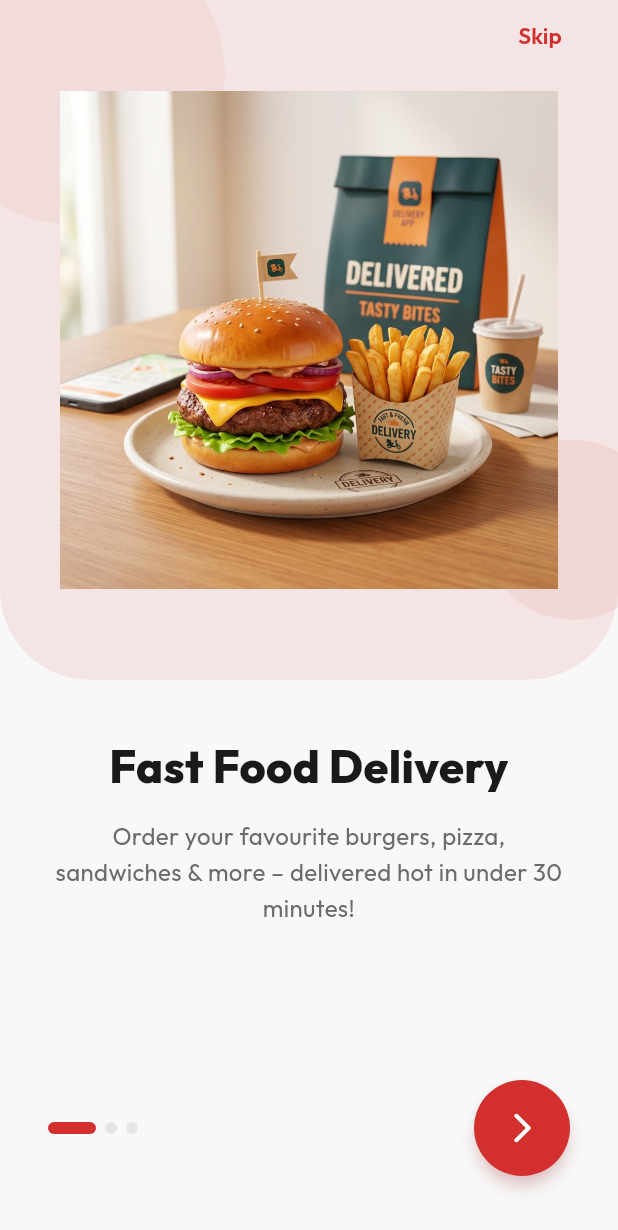
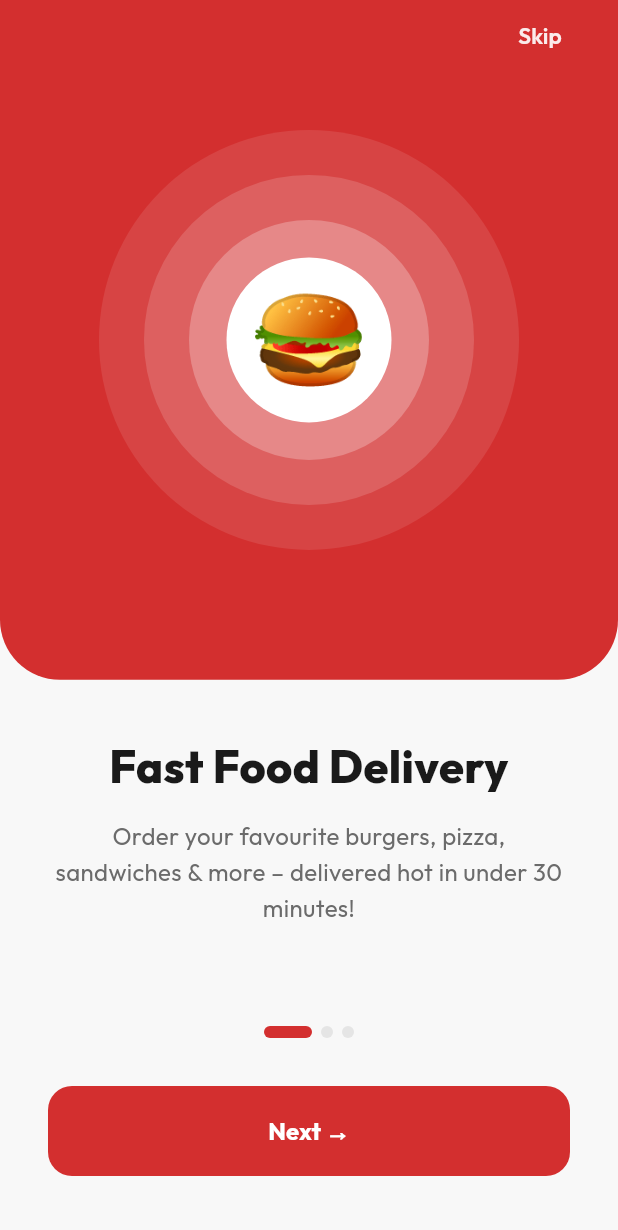
Before and after one commit to amritesh-0/Narsingh-Kitchen-app, a Flutter app: the screen it shows after launch, on a phone screen of 412 x 824 dp. Shown: the top 1230 px of the screen. Run offline on Flutter 3.47's test engine with Material 3 defaults, Android fonts, the phone set to English and light mode, and no system bars; drawn by our look-alikes of smooth_page_indicator; our stand-ins replace cloud_firestore, firebase_auth, firebase_core, google_fonts, shared_preferences; accounts and stored records are empty.

Commit message:
feat: add new user address and payment management features, update onboarding page to use emojis

```diff
--- a/lib/core/constants/app_routes.dart
+++ b/lib/core/constants/app_routes.dart
@@ -27,6 +27,9 @@ abstract final class AppRoutes {
   static const String myOrders = '/my-orders';
   static const String userProfile = '/user-profile';
   static const String savedItems = '/saved-items';
+  static const String savedAddresses = '/saved-addresses';
+  static const String paymentMethods = '/payment-methods';
+  static const String mySubscriptions = '/my-subscriptions';
 
   // ── Admin Routes ──────────────────────────────────────────────────────────
   static const String adminBottomNav = '/admin-bottom-nav';
--- a/lib/core/services/auth_service.dart
+++ b/lib/core/services/auth_service.dart
@@ -1,6 +1,7 @@
 import 'package:firebase_auth/firebase_auth.dart';
 import 'package:cloud_firestore/cloud_firestore.dart';
 import 'package:shared_preferences/shared_preferences.dart';
+import '../../models/address_model.dart';
 
 class AuthService {
   AuthService._();
@@ -89,6 +90,46 @@ class AuthService {
     return doc.data();
   }
 
+  Stream<Map<String, dynamic>?> getUserDetailsStream(String uid) {
+    return _firestore.collection('users').doc(uid).snapshots().map((doc) => doc.data());
+  }
+
+  Future<void> updateUserDetails(String uid, Map<String, dynamic> data) async {
+    await _firestore.collection('users').doc(uid).update(data);
+  }
+
+  // ── Address Management ──────────────────────────────────────────────────
+  Stream<List<AddressModel>> getAddressesStream(String uid) {
+    return _firestore
+        .collection('users')
+        .doc(uid)
+        .collection('addresses')
+        .snapshots()
+        .map((snap) => snap.docs
+            .map((doc) => AddressModel.fromFirestore(doc.data(), doc.id))
+            .toList());
+  }
+
+  Future<void> addAddress(String uid, AddressModel address) async {
+    await _firestore.collection('users').doc(uid).collection('addresses').add(address.toFirestore());
+  }
+
+  Future<void> deleteAddress(String uid, String addressId) async {
+    await _firestore.collection('users').doc(uid).collection('addresses').doc(addressId).delete();
+  }
+
+  Future<void> setDefaultAddress(String uid, String addressId) async {
+    final batch = _firestore.batch();
+    final col = _firestore.collection('users').doc(uid).collection('addresses');
+    final all = await col.get();
+
+    for (var doc in all.docs) {
+      batch.update(doc.reference, {'isDefault': doc.id == addressId});
+    }
+
+    await batch.commit();
+  }
+
   Future<void> resetPassword(String email) async {
     await _auth.sendPasswordResetEmail(email: email);
   }
--- a/lib/features/onboarding/onboarding_page.dart
+++ b/lib/features/onboarding/onboarding_page.dart
@@ -8,7 +8,7 @@ class OnboardingPage extends StatelessWidget {
   const OnboardingPage({
     super.key,
     required this.color,
-    required this.image,
+    required this.emoji,
     required this.title,
     required this.description,
     required this.buttonText,
@@ -19,7 +19,7 @@ class OnboardingPage extends StatelessWidget {
   });
 
   final Color color;
-  final String image;
+  final String emoji;
   final String title;
   final String description;
   final String buttonText;
@@ -42,28 +42,51 @@ class OnboardingPage extends StatelessWidget {
                 Container(
                   height: height,
                   decoration: BoxDecoration(
-                    color: color.withValues(alpha: 0.1),
+                    color: color,
                     borderRadius: const BorderRadius.vertical(
-                      bottom: Radius.circular(60),
+                      bottom: Radius.circular(40),
                     ),
                   ),
                   child: Stack(
                     children: [
-                      // Decorative elements
-                      Positioned(
-                        top: -50,
-                        left: -50,
-                        child: CircleAvatar(
-                          radius: 100,
-                          backgroundColor: color.withValues(alpha: 0.05),
+                      // Concentric rings around the emoji
+                      Center(
+                        child: Stack(
+                          alignment: Alignment.center,
+                          children: [
+                            Container(
+                              width: 280,
+                              height: 280,
+                              decoration: BoxDecoration(
+                                shape: BoxShape.circle,
+                                color: Colors.white.withValues(alpha: 0.1),
                               ),
                             ),
-                      Positioned(
-                        bottom: 40,
-                        right: -30,
-                        child: CircleAvatar(
-                          radius: 60,
-                          backgroundColor: color.withValues(alpha: 0.08),
+                            Container(
+                              width: 220,
+                              height: 220,
+                              decoration: BoxDecoration(
+                                shape: BoxShape.circle,
+                                color: Colors.white.withValues(alpha: 0.15),
+                              ),
+                            ),
+                            Container(
+                              width: 160,
+                              height: 160,
+                              decoration: BoxDecoration(
+                                shape: BoxShape.circle,
+                                color: Colors.white.withValues(alpha: 0.25),
+                              ),
+                            ),
+                            Container(
+                              width: 110,
+                              height: 110,
+                              decoration: const BoxDecoration(
+                                shape: BoxShape.circle,
+                                color: Colors.white,
+                              ),
+                            ),
+                          ],
                         ),
                       ),
 
@@ -80,7 +103,7 @@ class OnboardingPage extends StatelessWidget {
                                   style: GoogleFonts.outfit(
                                     fontWeight: FontWeight.w600,
                                     fontSize: 15,
-                                    color: color,
+                                    color: Colors.white.withValues(alpha: 0.9),
                                   ),
                                 ),
                               ),
@@ -90,14 +113,11 @@ class OnboardingPage extends StatelessWidget {
                       ),
 
                       Center(
-                        child: Padding(
-                          padding: const EdgeInsets.all(40),
                         child: Hero(
                           tag: 'onboarding_$currentIndex',
-                            child: Image.asset(
-                              image,
-                              fit: BoxFit.contain,
-                            ),
+                          child: Text(
+                            emoji,
+                            style: const TextStyle(fontSize: 64),
                           ),
                         ),
                       ),
@@ -133,7 +153,7 @@ class OnboardingPage extends StatelessWidget {
                         ),
                         const Spacer(),
                         Row(
-                          mainAxisAlignment: MainAxisAlignment.spaceBetween,
+                          mainAxisAlignment: MainAxisAlignment.center,
                           children: [
                             AnimatedSmoothIndicator(
                               activeIndex: currentIndex,
@@ -147,23 +167,30 @@ class OnboardingPage extends StatelessWidget {
                                 spacing: 6,
                               ),
                             ),
+                          ],
+                        ),
+                        const SizedBox(height: 32),
                         SizedBox(
-                              height: 64,
-                              width: 64,
+                          width: double.infinity,
+                          height: 60,
                           child: ElevatedButton(
                             style: ElevatedButton.styleFrom(
                               backgroundColor: color,
                               foregroundColor: AppColors.whiteSurface,
-                                  padding: EdgeInsets.zero,
-                                  elevation: 4,
-                                  shadowColor: color.withValues(alpha: 0.4),
-                                  shape: const CircleBorder(),
+                              shape: RoundedRectangleBorder(
+                                borderRadius: BorderRadius.circular(16),
+                              ),
+                              elevation: 0,
                             ),
                             onPressed: onNext,
-                                child: const Icon(Icons.arrow_forward_ios_rounded, size: 24),
+                            child: Text(
+                              buttonText,
+                              style: GoogleFonts.outfit(
+                                fontWeight: FontWeight.w700,
+                                fontSize: 16,
                               ),
                             ),
-                          ],
+                          ),
                         ),
                         const SizedBox(height: 40),
                       ],
--- a/lib/features/onboarding/onboarding_screen.dart
+++ b/lib/features/onboarding/onboarding_screen.dart
@@ -18,7 +18,7 @@ class _OnboardingScreenState extends State<OnboardingScreen> {
   static final List<_OnboardingItem> _pages = [
     _OnboardingItem(
       color: AppColors.primaryRed,
-      image: 'assets/images/onboarding_fast_food.png',
+      emoji: '🍔',
       title: 'Fast Food Delivery',
       description:
           'Order your favourite burgers, pizza, sandwiches & more – delivered hot in under 30 minutes!',
@@ -26,7 +26,7 @@ class _OnboardingScreenState extends State<OnboardingScreen> {
     ),
     _OnboardingItem(
       color: AppColors.primaryOrange,
-      image: 'assets/images/onboarding_tiffin.png',
+      emoji: '🍱',
       title: 'Tiffin Services',
       description:
           'Subscribe to daily home-cooked tiffin meals. Choose one-time or monthly subscription plans!',
@@ -34,7 +34,7 @@ class _OnboardingScreenState extends State<OnboardingScreen> {
     ),
     _OnboardingItem(
       color: AppColors.primaryBrown,
-      image: 'assets/images/onboarding_spices.png',
+      emoji: '🌶️',
       title: 'Premium Spices',
       description:
           'Shop from a wide range of pure aromatic spices sourced directly from farms across India.',
@@ -81,7 +81,7 @@ class _OnboardingScreenState extends State<OnboardingScreen> {
                   final page = _pages[index];
                   return OnboardingPage(
                     color: page.color,
-                    image: page.image,
+                    emoji: page.emoji,
                     title: page.title,
                     description: page.description,
                     buttonText: page.buttonText,
@@ -103,14 +103,14 @@ class _OnboardingScreenState extends State<OnboardingScreen> {
 class _OnboardingItem {
   const _OnboardingItem({
     required this.color,
-    required this.image,
+    required this.emoji,
     required this.title,
     required this.description,
     required this.buttonText,
   });
 
   final Color color;
-  final String image;
+  final String emoji;
   final String title;
   final String description;
   final String buttonText;
--- a/lib/features/splash/splash_screen.dart
+++ b/lib/features/splash/splash_screen.dart
@@ -126,9 +126,9 @@ class _SplashScreenState extends State<SplashScreen> with SingleTickerProviderSt
                   opacity: _fadeAnimation,
                   child: ScaleTransition(
                     scale: _scaleAnimation,
-                    child: Container(
-                      padding: const EdgeInsets.all(20),
-                      decoration: BoxDecoration(
+                      child: Container(
+                        padding: const EdgeInsets.all(6),
+                        decoration: BoxDecoration(
                         color: Colors.white,
                         shape: BoxShape.circle,
                         boxShadow: [
```
Lines whose indentation alone changed are shown as unchanged.
